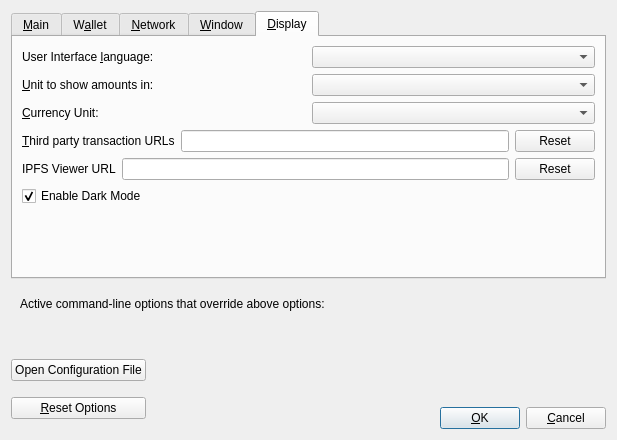
Old version of the form src/qt/forms/optionsdialog.ui in the repository AIPowerGrid/AI-Power-Grid-Core.
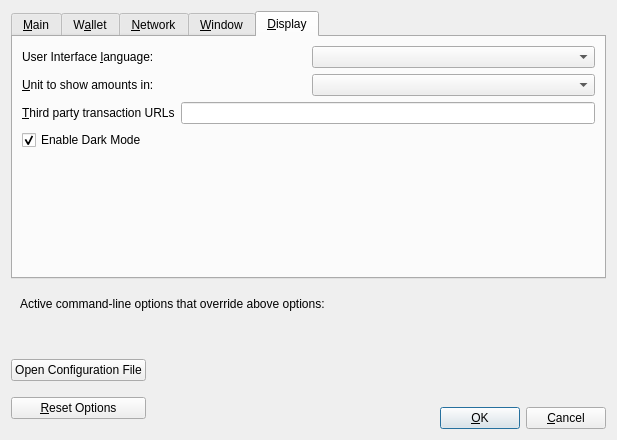
New version of the form. The open tabs and pages were chosen to show the change. Custom widgets are drawn as their Qt base class.

Commit message: Hard reset

The edit to the form file:
```diff
--- a/src/qt/forms/optionsdialog.ui
+++ b/src/qt/forms/optionsdialog.ui
@@ -619,30 +619,6 @@
          </item>
         </layout>
        </item>
-       <item>
-        <layout class="QHBoxLayout" name="horizontalLayout_DisplayCurrency">
-         <item>
-          <widget class="QLabel" name="currencyUnitIndexLabel">
-           <property name="text">
-            <string>&amp;Currency Unit:</string>
-           </property>
-           <property name="textFormat">
-            <enum>Qt::PlainText</enum>
-           </property>
-           <property name="buddy">
-            <cstring>currencyUnitIndex</cstring>
-           </property>
-          </widget>
-         </item>
-         <item>
-          <widget class="QValueComboBox" name="currencyUnitIndex">
-           <property name="toolTip">
-            <string>Choose which currency to display the realtime value of AIPG in (ie: BTC/AIPG).</string>
-           </property>
-          </widget>
-         </item>
-        </layout>
-       </item>
        <item>
         <layout class="QHBoxLayout" name="horizontalLayout_3_Display">
          <item>
@@ -665,41 +641,6 @@
            </property>
           </widget>
          </item>
-         <item>
-          <widget class="QPushButton" name="thirdPartyTxUrlsReset">
-           <property name="text">
-            <string>Reset</string>
-           </property>
-          </widget>
-         </item>
-        </layout>
-       </item>
-       <item>
-        <layout class="QHBoxLayout" name="horizontalLayout_4_Display" stretch="0,0,0">
-         <item>
-          <widget class="QLabel" name="ipfsUrlLabel">
-           <property name="toolTip">
-            <string>Third party URL for IPFS-viewer. %s in the URL is replaced by IPFS hash.</string>
-           </property>
-           <property name="text">
-            <string>IPFS Viewer URL</string>
-           </property>
-          </widget>
-         </item>
-         <item>
-          <widget class="QLineEdit" name="ipfsUrl">
-           <property name="toolTip">
-            <string>Third party URL for IPFS-viewer. %s in the URL is replaced by IPFS hash.</string>
-           </property>
-          </widget>
-         </item>
-         <item>
-          <widget class="QPushButton" name="ipfsUrlReset">
-           <property name="text">
-            <string>Reset</string>
-           </property>
-          </widget>
-         </item>
         </layout>
        </item>
        <item>
```
Left out of the diff: 20 changed lines with no effect on the pictures. The commit also changes 1690 other files.
